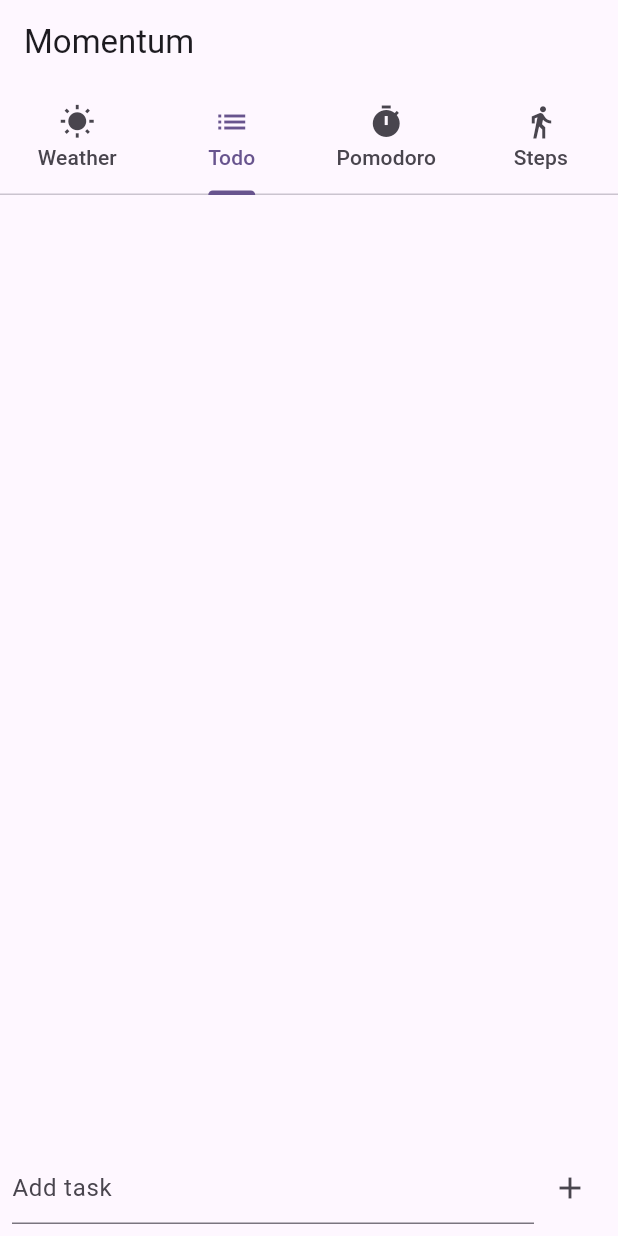
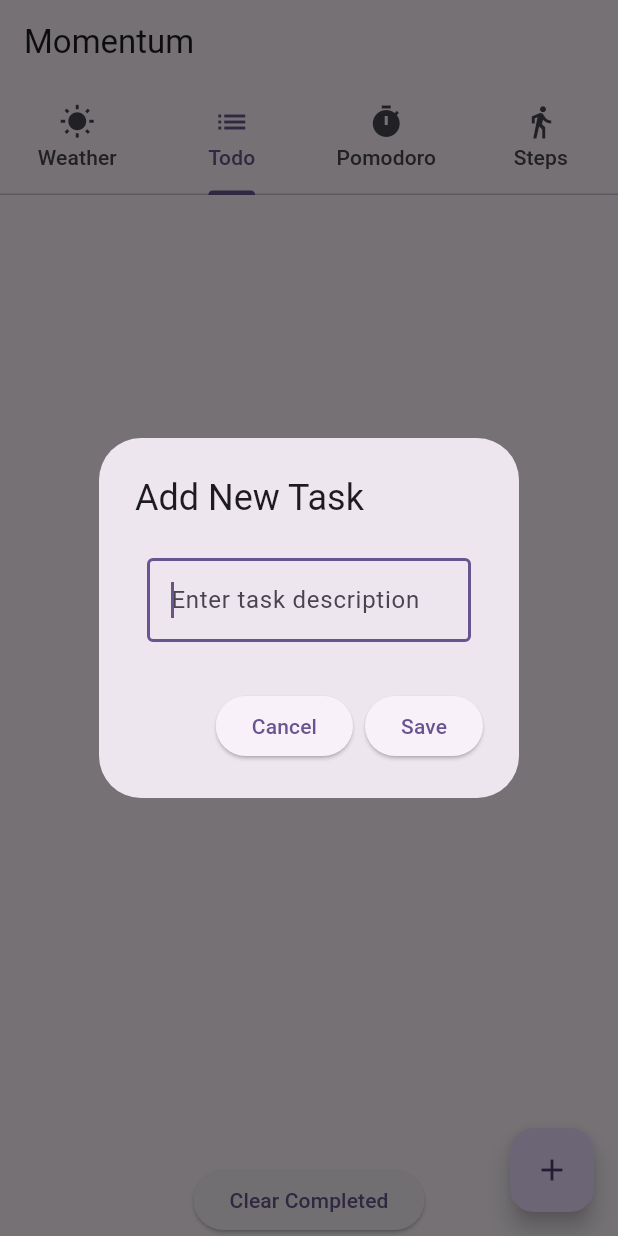
Before and after one commit to anenepeter/momentum, a Flutter app: the screen it shows after launch, tab 2 chosen, after a tap on the "add" icon, on a phone screen of 412 x 824 dp. Run offline on Flutter 3.47's test engine with Material 3 defaults, Android fonts, the phone set to English and light mode, and no system bars; our stand-ins replace geolocator, pedometer, permission_handler, shared_preferences.

Commit message:
Enhance Todo functionality with modal input, inline editing, and clear completed tasks feature; refactor UI for a minimalist design.

```diff
--- a/lib/main.dart
+++ b/lib/main.dart
@@ -1,4 +1,5 @@
 import 'package:flutter/material.dart';
+import 'todo/task_input_modal.dart';
 
 import 'todo/todo.dart';
 import 'package:momentum/steps/steps.dart';
@@ -33,7 +34,7 @@ class MyApp extends StatelessWidget {
 }
 
 class HomePage extends StatelessWidget {
-  const HomePage({Key? key}) : super(key: key);
+  const HomePage({super.key});
 
   @override
   Widget build(BuildContext context) {
@@ -43,11 +44,11 @@ class HomePage extends StatelessWidget {
         appBar: AppBar(
           title: const Text('Momentum'),
           bottom: const TabBar(
-            tabs: const [
-              Tab(icon: Icon(Icons.wb_sunny), text: 'Weather'),
-              Tab(icon: Icon(Icons.list), text: 'Todo'),
-              Tab(icon: Icon(Icons.timer), text: 'Pomodoro'),
-              Tab(icon: Icon(Icons.directions_walk), text: 'Steps'),
+            tabs: [
+              const Tab(icon: Icon(Icons.wb_sunny), text: 'Weather'),
+              const Tab(icon: Icon(Icons.list), text: 'Todo'),
+              const Tab(icon: Icon(Icons.timer), text: 'Pomodoro'),
+              const Tab(icon: Icon(Icons.directions_walk), text: 'Steps'),
             ],
           ),
         ),
@@ -74,7 +75,7 @@ class HomePage extends StatelessWidget {
 }
 
 class WeatherTab extends StatefulWidget {
-  const WeatherTab({Key? key}) : super(key: key);
+  const WeatherTab({super.key});
 
   @override
   State<WeatherTab> createState() => _WeatherTabState();
@@ -109,7 +110,7 @@ class _WeatherTabState extends State<WeatherTab> {
 }
 
 class TodoTab extends StatefulWidget {
-  const TodoTab({Key? key}) : super(key: key);
+  const TodoTab({super.key});
 
   @override
   State<TodoTab> createState() => _TodoTabState();
@@ -137,28 +138,26 @@ class _TodoTabState extends State<TodoTab> {
              },
            ),
          ),
-         Padding(
-           padding: const EdgeInsets.all(8.0),
-           child: Row(
-             children: [
-               Expanded(
-                 child: TextField(
-                   decoration: const InputDecoration(hintText: 'Add task'),
-                   onSubmitted: (value) {
-                     todoProvider.addTask(value);
+         ElevatedButton(
+           onPressed: () {
+             todoProvider.clearCompletedTasks();
            },
-                 ),
-               ),
-               IconButton(
-                 icon: const Icon(Icons.add),
-                 onPressed: () {
-                   // TODO: Implement add task logic
-                 },
+           child: const Text('Clear Completed'),
          ),
        ],
      ),
-         ),
-       ],
+     floatingActionButton: FloatingActionButton(
+      onPressed: () {
+        showDialog(
+          context: context,
+          builder: (BuildContext context) {
+            return TaskInputModal(onTaskSaved: (String task) {
+              todoProvider.addTask(task);
+            });
+          },
+        );
+      },
+      child: const Icon(Icons.add),
     ),
   );
 }
@@ -168,20 +167,46 @@ class TodoItem extends StatelessWidget {
   final Todo task;
 
   const TodoItem({
-   Key? key,
+    super.key,
     required this.task,
- }) : super(key: key);
+  });
 
   @override
   Widget build(BuildContext context) {
     final todoProvider = Provider.of<TodoProvider>(context, listen: false);
-   return ListTile(
-     title: Text(task.description),
+
+    return Dismissible(
+      key: Key(task.id),
+      background: Container(
+        color: Colors.red,
+        alignment: Alignment.centerRight,
+        padding: const EdgeInsets.only(right: 20.0),
+        child: const Icon(Icons.delete, color: Colors.white),
+      ),
+      onDismissed: (direction) {
+        todoProvider.removeTask(task.id);
+        ScaffoldMessenger.of(context).showSnackBar(
+          SnackBar(content: Text('${task.description} dismissed')),
+        );
+      },
+      child: Card(
+        child: Padding(
+          padding: const EdgeInsets.all(8.0),
+          child: ListTile(
+            title: Text(
+              task.description,
+              style: TextStyle(
+                decoration: task.isCompleted
+                    ? TextDecoration.lineThrough
+                    : TextDecoration.none,
+              ),
+            ),
             leading: Checkbox(
               value: task.isCompleted,
               onChanged: (bool? value) {
                 todoProvider.toggleTask(task.id);
               },
+              activeColor: Theme.of(context).primaryColor,
             ),
             trailing: IconButton(
               icon: const Icon(Icons.delete),
@@ -189,12 +214,30 @@ class TodoItem extends StatelessWidget {
                 todoProvider.removeTask(task.id);
               },
             ),
+            onTap: () {
+              showDialog(
+                context: context,
+                builder: (BuildContext context) {
+                  return TaskInputModal(
+                    task: task,
+                    onTaskSaved: (String updatedTask) {
+                      if (updatedTask.isNotEmpty) {
+                        todoProvider.editTask(task.id, updatedTask);
+                      }
+                    },
+                  );
+                },
+              );
+            },
+          ),
+        ),
+      ),
     );
   }
 }
 
 class PomodoroTab extends StatelessWidget {
-  const PomodoroTab({Key? key}) : super(key: key);
+  const PomodoroTab({super.key});
 
   String formatTime(int seconds) {
     int minutes = (seconds / 60).floor();
@@ -286,7 +329,7 @@ class PomodoroTab extends StatelessWidget {
 }
 
 class StepsTab extends StatelessWidget {
-  const StepsTab({Key? key}) : super(key: key);
+  const StepsTab({super.key});
 
   @override
   Widget build(BuildContext context) {
--- a/lib/steps/steps.dart
+++ b/lib/steps/steps.dart
@@ -5,6 +5,8 @@ import 'package:pedometer/pedometer.dart';
 import 'package:permission_handler/permission_handler.dart';
 
 class Steps extends StatefulWidget {
+  const Steps({super.key});
+
   @override
   _StepsState createState() => _StepsState();
 }
@@ -67,7 +69,7 @@ class _StepsState extends State<Steps> {
     }
 
     _pedestrianStatusStream = Pedometer.pedestrianStatusStream;
-    (await _pedestrianStatusStream.listen(onPedestrianStatusChanged))
+    (_pedestrianStatusStream.listen(onPedestrianStatusChanged))
         .onError(onPedestrianStatusError);
 
     _stepCountStream = Pedometer.stepCountStream;
--- /dev/null
+++ b/lib/todo/task_input_modal.dart
@@ -0,0 +1,74 @@
+import 'package:flutter/material.dart';
+import 'todo.dart';
+
+class TaskInputModal extends StatefulWidget {
+  final Function(String) onTaskSaved;
+  final Todo? task;
+
+  const TaskInputModal({super.key, required this.onTaskSaved, this.task});
+
+  @override
+  _TaskInputModalState createState() => _TaskInputModalState();
+}
+
+class _TaskInputModalState extends State<TaskInputModal> {
+  String taskDescription = '';
+
+  @override
+  void initState() {
+    super.initState();
+    taskDescription = widget.task?.description ?? '';
+  }
+
+  @override
+  Widget build(BuildContext context) {
+    bool isEditMode = widget.task != null;
+
+    return AlertDialog(
+      title: Text(isEditMode ? 'Edit Task' : 'Add New Task'),
+      content: Padding(
+        padding: const EdgeInsets.all(8.0),
+        child: TextField(
+          autofocus: true,
+          decoration: const InputDecoration(
+            hintText: "Enter task description",
+            border: OutlineInputBorder(),
+          ),
+          textCapitalization: TextCapitalization.sentences,
+          controller: TextEditingController(text: taskDescription),
+          onChanged: (text) {
+            taskDescription = text;
+          },
+          onSubmitted: (text) {
+            taskDescription = text;
+            if (isEditMode) {
+              widget.onTaskSaved(taskDescription);
+            } else {
+              widget.onTaskSaved(taskDescription);
+            }
+            Navigator.pop(context);
+          },
+        ),
+      ),
+      actions: <Widget>[
+        ElevatedButton(
+          child: const Text('Cancel'),
+          onPressed: () {
+            Navigator.pop(context);
+          },
+        ),
+        ElevatedButton(
+          child: const Text('Save'),
+          onPressed: () {
+            if (widget.task != null) {
+              widget.onTaskSaved(taskDescription);
+            } else {
+              widget.onTaskSaved(taskDescription);
+            }
+            Navigator.pop(context);
+          },
+        ),
+      ],
+    );
+  }
+}
--- a/lib/todo/todo_provider.dart
+++ b/lib/todo/todo_provider.dart
@@ -1,6 +1,5 @@
 import 'package:flutter/material.dart';
 import 'package:shared_preferences/shared_preferences.dart';
-import 'package:uuid/uuid.dart';
 
 import 'todo.dart';
 import 'todo_storage_service.dart';
@@ -51,4 +50,10 @@ class TodoProvider extends ChangeNotifier {
     final prefs = await SharedPreferences.getInstance();
     await prefs.remove('tasks');
   }
+
+  Future<void> clearCompletedTasks() async {
+    _tasks.removeWhere((task) => task.isCompleted);
+    notifyListeners();
+    await _todoStorageService.saveTasks(_tasks);
+  }
 }
--- a/lib/weather/weather_provider.dart
+++ b/lib/weather/weather_provider.dart
@@ -15,7 +15,7 @@ class WeatherProvider extends ChangeNotifier {
       Position position = await _determinePosition();
       final weatherData = await _weatherService.getWeatherData(position.latitude, position.longitude);
 
-      _temperature = weatherData['current']['temperature_2m'].toString() + '°C';
+      _temperature = '${weatherData['current']['temperature_2m']}°C';
       _forecast = 'Chance of rain: ${weatherData['current']['precipitation_probability']}%';
     } catch (e) {
       _temperature = 'Error';
```
Also changed, not shown: 1 other file. Lines whose indentation alone changed are shown as unchanged.
